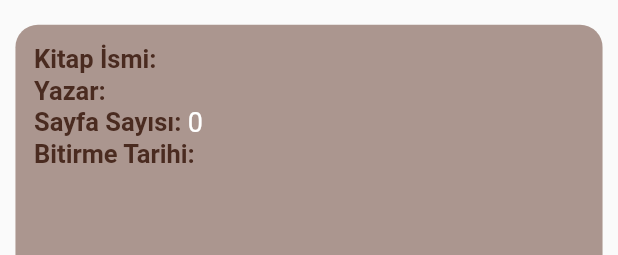
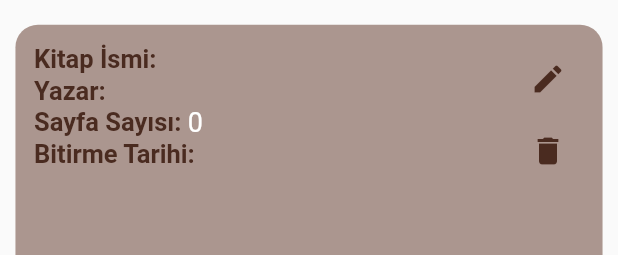
Before and after one commit to rabiaokatan/flutter_book_app, a Flutter app: the BookCard widget shown alone on an empty page, opened directly with empty values, on a phone screen of 412 x 824 dp. Shown: the top 255 px of the screen. Run offline on Flutter 3.47's test engine with Material 2 defaults, Android fonts, the phone set to English and light mode, and no system bars; our stand-ins replace sqflite; accounts and stored records are empty.

Commit message:
update ui

```diff
--- a/lib/screens/add_book_screen.dart
+++ b/lib/screens/add_book_screen.dart
@@ -87,13 +87,14 @@ class _AddBookScreenState extends State<AddBookScreen> {
                     );
                     bookList.add(book);
                   });
-                  Navigator.push(
+                  Navigator.pushAndRemoveUntil(
                     context,
                     MaterialPageRoute(
                       builder: (context) => HomeScreen(
                         bookList: bookList,
                       ),
                     ),
+                     (Route<dynamic> route) => false,
                   );
                 },
                 child: Padding(
--- a/lib/widgets/book_card.dart
+++ b/lib/widgets/book_card.dart
@@ -1,16 +1,21 @@
 import 'package:flutter/material.dart';
 import 'package:flutter_book_app/models/book.dart';
 
-class BookCard extends StatelessWidget {
+class BookCard extends StatefulWidget {
   Book book;
   BookCard({Key? key, required this.book}) : super(key: key);
 
+  @override
+  State<BookCard> createState() => _BookCardState();
+}
+
+class _BookCardState extends State<BookCard> {
   @override
   Widget build(BuildContext context) {
     Size _size = MediaQuery.of(context).size;
     return Center(
       child: Padding(
-        padding: EdgeInsets.only(top: _size.height*0.02),
+        padding: EdgeInsets.only(top: _size.height * 0.02),
         child: Container(
           width: _size.width * 0.95,
           decoration: BoxDecoration(
@@ -18,8 +23,12 @@ class BookCard extends StatelessWidget {
             color: Theme.of(context).colorScheme.secondary,
           ),
           child: Padding(
-            padding: EdgeInsets.symmetric(vertical: _size.height*0.015, horizontal: _size.width*0.03),
-            child: Column(
+            padding: EdgeInsets.symmetric(
+                vertical: _size.height * 0.015, horizontal: _size.width * 0.03),
+            child: Row(
+              mainAxisAlignment: MainAxisAlignment.spaceBetween,
+              children: [
+                Column(
                   crossAxisAlignment: CrossAxisAlignment.start,
                   children: [
                     Row(
@@ -34,8 +43,8 @@ class BookCard extends StatelessWidget {
                         ),
                         SizedBox(width: _size.width * 0.005),
                         Text(
-                      book.bookName,
-                      style:const TextStyle(
+                          widget.book.bookName,
+                          style: const TextStyle(
                             fontSize: 18,
                             color: Colors.white,
                           ),
@@ -53,8 +62,8 @@ class BookCard extends StatelessWidget {
                           ),
                         ),
                         Text(
-                      book.author,
-                      style:const TextStyle(
+                          widget.book.author,
+                          style: const TextStyle(
                             fontSize: 18,
                             color: Colors.white,
                           ),
@@ -72,8 +81,8 @@ class BookCard extends StatelessWidget {
                           ),
                         ),
                         Text(
-                      "${book.pageNumber}",
-                      style:const TextStyle(
+                          "${widget.book.pageNumber}",
+                          style: const TextStyle(
                             fontSize: 18,
                             color: Colors.white,
                           ),
@@ -91,11 +100,29 @@ class BookCard extends StatelessWidget {
                           ),
                         ),
                         Text(
-                      "${book.time}",
-                      style:const TextStyle(
+                          "${widget.book.time}",
+                          style: const TextStyle(
                             fontSize: 18,
                             color: Colors.white,
                           ),
+                        ),
+                      ],
+                    ),
+                  ],
+                ),
+                Column(
+                  children: [
+                    IconButton(
+                      onPressed: () {},
+                      color: Theme.of(context).primaryColorDark,
+                      icon: const Icon(Icons.edit),
+                    ),
+                    IconButton(
+                      onPressed: () {
+                        _showDialog();
+                      },
+                      color: Theme.of(context).primaryColorDark,
+                      icon: const Icon(Icons.delete),
                     ),
                   ],
                 ),
@@ -106,4 +133,41 @@ class BookCard extends StatelessWidget {
       ),
     );
   }
+
+  _showDialog() {
+    showDialog(
+      context: context,
+      //barrierDismissible: false, //sadece butonlara basınca ekrandan çıkıyor
+      builder: (BuildContext context) {
+        return AlertDialog(
+          shape:
+              RoundedRectangleBorder(borderRadius: BorderRadius.circular(20.0)),
+          title: const Text("Silmek istediğinize emin misiniz?"),
+          actions: <Widget>[
+            Padding(
+              padding: const EdgeInsets.only(right: 10.0),
+              child: TextButton(
+                child: const Text(
+                  'Evet',
+                  style: TextStyle(fontSize: 18),
+                ),
+                onPressed: () {
+                  Navigator.of(context).pop();
+                },
+              ),
+            ),
+            TextButton(
+              child: const Text(
+                'Hayır',
+                style: TextStyle(fontSize: 18),
+              ),
+              onPressed: () {
+                Navigator.of(context).pop();
+              },
+            ),
+          ],
+        );
+      },
+    );
   }
+}
```
Lines whose indentation alone changed are shown as unchanged.
